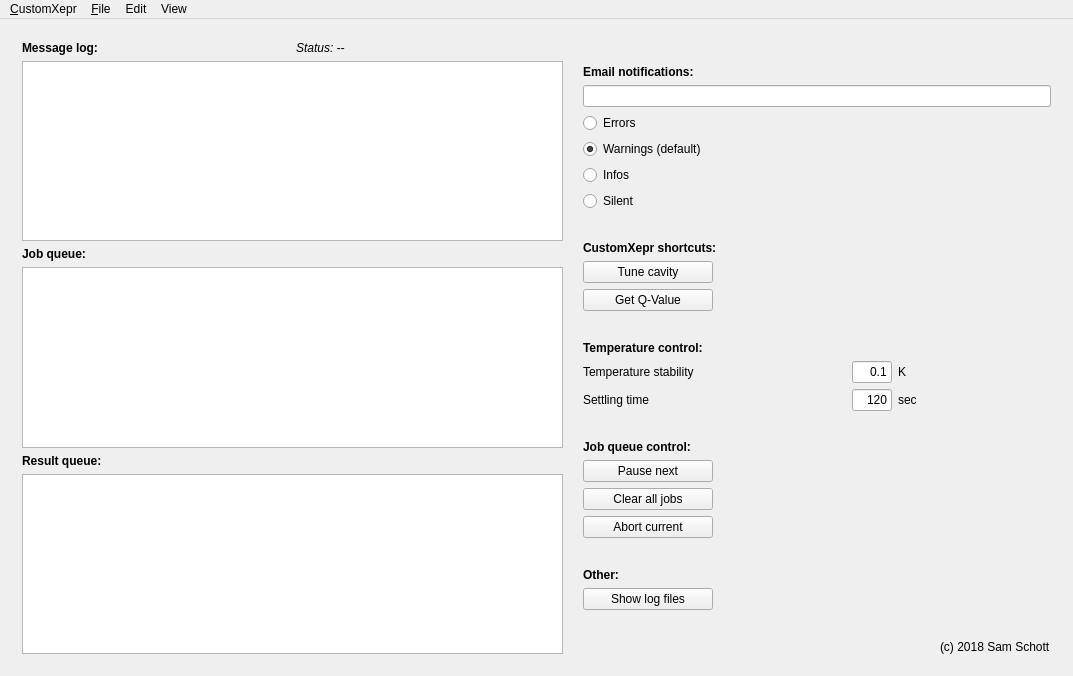
First picture: the form in xeprtools/customxepr_ui.ui, repository OE-FET/customxepr, before the edit.
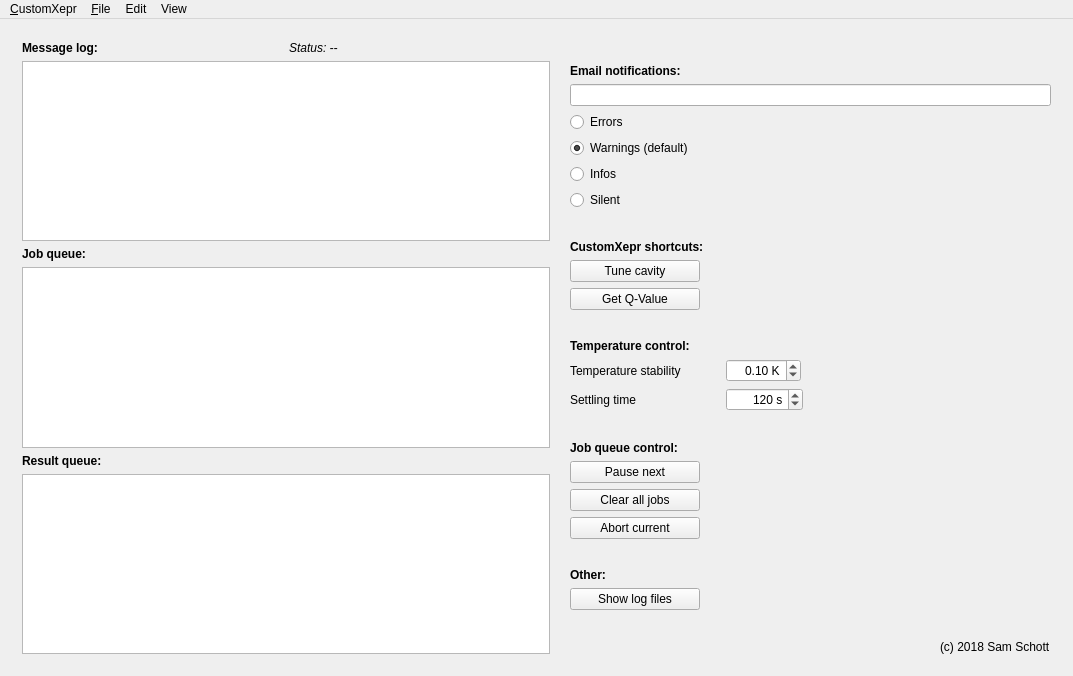
Second picture: the form after the edit.

Commit message: added alternate design

```diff
--- a/xeprtools/customxepr_ui.ui
+++ b/xeprtools/customxepr_ui.ui
@@ -167,12 +167,12 @@
        </layout>
       </widget>
       <widget class="QWidget" name="layoutWidget_2">
-       <layout class="QGridLayout" name="gridLayout_2" columnstretch="2,0,0">
+       <layout class="QGridLayout" name="gridLayout_2" columnstretch="2,0">
         <property name="leftMargin">
          <number>10</number>
         </property>
-        <item row="9" column="0" colspan="3" alignment="Qt::AlignLeft">
-         <widget class="QPushButton" name="tuneButton">
+        <item row="19" column="0" colspan="2" alignment="Qt::AlignLeft">
+         <widget class="QPushButton" name="abortButton">
           <property name="minimumSize">
            <size>
             <width>130</width>
@@ -180,117 +180,58 @@
            </size>
           </property>
           <property name="text">
-           <string>Tune cavity</string>
+           <string>Abort current</string>
           </property>
          </widget>
         </item>
-        <item row="13" column="1" alignment="Qt::AlignRight">
-         <widget class="QLineEdit" name="lineEditT_tolerance">
-          <property name="sizePolicy">
-           <sizepolicy hsizetype="Preferred" vsizetype="Fixed">
-            <horstretch>0</horstretch>
-            <verstretch>0</verstretch>
-           </sizepolicy>
+        <item row="20" column="0" colspan="2">
+         <spacer name="verticalSpacer_4">
+          <property name="orientation">
+           <enum>Qt::Vertical</enum>
           </property>
-          <property name="minimumSize">
+          <property name="sizeHint" stdset="0">
            <size>
-            <width>35</width>
-            <height>0</height>
+            <width>20</width>
+            <height>40</height>
            </size>
           </property>
-          <property name="maximumSize">
-           <size>
-            <width>40</width>
-            <height>16777215</height>
-           </size>
+         </spacer>
+        </item>
+        <item row="3" column="0" colspan="2">
+         <widget class="QRadioButton" name="radioButtonErrorMail">
+          <property name="text">
+           <string>Errors</string>
           </property>
-          <property name="baseSize">
+         </widget>
+        </item>
+        <item row="18" column="0" colspan="2" alignment="Qt::AlignLeft">
+         <widget class="QPushButton" name="clearButton">
+          <property name="minimumSize">
            <size>
-            <width>0</width>
+            <width>130</width>
             <height>0</height>
            </size>
           </property>
           <property name="text">
-           <string>0.1</string>
+           <string>Clear all jobs</string>
           </property>
-          <property name="alignment">
-           <set>Qt::AlignRight|Qt::AlignTrailing|Qt::AlignVCenter</set>
-          </property>
          </widget>
         </item>
-        <item row="2" column="0" colspan="3">
-         <widget class="QLineEdit" name="lineEditEmailList">
-          <property name="sizePolicy">
-           <sizepolicy hsizetype="Preferred" vsizetype="Fixed">
-            <horstretch>0</horstretch>
-            <verstretch>0</verstretch>
-           </sizepolicy>
-          </property>
-         </widget>
-        </item>
-        <item row="4" column="0" colspan="3">
-         <widget class="QRadioButton" name="radioButtonWarningMail">
+        <item row="6" column="0" colspan="2">
+         <widget class="QRadioButton" name="radioButtonNoMail">
           <property name="text">
-           <string>Warnings (default)</string>
+           <string>Silent</string>
           </property>
-          <property name="checked">
-           <bool>true</bool>
-          </property>
          </widget>
         </item>
-        <item row="7" column="0" colspan="3">
-         <spacer name="verticalSpacer_1">
-          <property name="orientation">
-           <enum>Qt::Vertical</enum>
-          </property>
-          <property name="sizeType">
-           <enum>QSizePolicy::Maximum</enum>
-          </property>
-          <property name="sizeHint" stdset="0">
-           <size>
-            <width>20</width>
-            <height>40</height>
-           </size>
-          </property>
-         </spacer>
-        </item>
-        <item row="14" column="0">
-         <widget class="QLabel" name="labelT_settling">
+        <item row="1" column="0" colspan="2">
+         <widget class="QLabel" name="labelEmailSettings">
           <property name="sizePolicy">
-           <sizepolicy hsizetype="Expanding" vsizetype="Preferred">
+           <sizepolicy hsizetype="Preferred" vsizetype="Preferred">
             <horstretch>0</horstretch>
             <verstretch>0</verstretch>
            </sizepolicy>
           </property>
-          <property name="maximumSize">
-           <size>
-            <width>100</width>
-            <height>16777215</height>
-           </size>
-          </property>
-          <property name="text">
-           <string>Settling time</string>
-          </property>
-         </widget>
-        </item>
-        <item row="0" column="0" colspan="3">
-         <spacer name="verticalSpacer_5">
-          <property name="orientation">
-           <enum>Qt::Vertical</enum>
-          </property>
-          <property name="sizeType">
-           <enum>QSizePolicy::Maximum</enum>
-          </property>
-          <property name="sizeHint" stdset="0">
-           <size>
-            <width>20</width>
-            <height>40</height>
-           </size>
-          </property>
-         </spacer>
-        </item>
-        <item row="12" column="0" colspan="3">
-         <widget class="QLabel" name="labelTempControl">
           <property name="font">
            <font>
             <weight>75</weight>
@@ -298,7 +239,14 @@
            </font>
           </property>
           <property name="text">
-           <string>Temperature control:</string>
+           <string>Email notifications:</string>
+          </property>
+         </widget>
+        </item>
+        <item row="5" column="0" colspan="2">
+         <widget class="QRadioButton" name="radioButtonInfoMail">
+          <property name="text">
+           <string>Infos</string>
           </property>
          </widget>
         </item>
@@ -327,28 +275,8 @@
           </property>
          </widget>
         </item>
-        <item row="5" column="0" colspan="3">
-         <widget class="QRadioButton" name="radioButtonInfoMail">
-          <property name="text">
-           <string>Infos</string>
-          </property>
-         </widget>
-        </item>
-        <item row="13" column="2" alignment="Qt::AlignLeft">
-         <widget class="QLabel" name="labelT_toleranceUnit">
-          <property name="text">
-           <string>K</string>
-          </property>
-         </widget>
-        </item>
-        <item row="1" column="0" colspan="3">
-         <widget class="QLabel" name="labelEmailSettings">
-          <property name="sizePolicy">
-           <sizepolicy hsizetype="Preferred" vsizetype="Preferred">
-            <horstretch>0</horstretch>
-            <verstretch>0</verstretch>
-           </sizepolicy>
-          </property>
+        <item row="12" column="0" colspan="2">
+         <widget class="QLabel" name="labelTempControl">
           <property name="font">
            <font>
             <weight>75</weight>
@@ -356,55 +284,53 @@
            </font>
           </property>
           <property name="text">
-           <string>Email notifications:</string>
+           <string>Temperature control:</string>
           </property>
          </widget>
         </item>
-        <item row="6" column="0" colspan="3">
-         <widget class="QRadioButton" name="radioButtonNoMail">
-          <property name="text">
-           <string>Silent</string>
+        <item row="0" column="0" colspan="2">
+         <spacer name="verticalSpacer_5">
+          <property name="orientation">
+           <enum>Qt::Vertical</enum>
           </property>
-         </widget>
-        </item>
-        <item row="18" column="0" colspan="3" alignment="Qt::AlignLeft">
-         <widget class="QPushButton" name="clearButton">
-          <property name="minimumSize">
+          <property name="sizeType">
+           <enum>QSizePolicy::Maximum</enum>
+          </property>
+          <property name="sizeHint" stdset="0">
            <size>
-            <width>130</width>
-            <height>0</height>
+            <width>20</width>
+            <height>40</height>
            </size>
           </property>
-          <property name="text">
-           <string>Clear all jobs</string>
-          </property>
-         </widget>
+         </spacer>
         </item>
-        <item row="3" column="0" colspan="3">
-         <widget class="QRadioButton" name="radioButtonErrorMail">
-          <property name="text">
-           <string>Errors</string>
+        <item row="14" column="0">
+         <widget class="QLabel" name="labelT_settling">
+          <property name="sizePolicy">
+           <sizepolicy hsizetype="Expanding" vsizetype="Preferred">
+            <horstretch>0</horstretch>
+            <verstretch>0</verstretch>
+           </sizepolicy>
           </property>
-         </widget>
-        </item>
-        <item row="19" column="0" colspan="3" alignment="Qt::AlignLeft">
-         <widget class="QPushButton" name="abortButton">
-          <property name="minimumSize">
+          <property name="maximumSize">
            <size>
-            <width>130</width>
-            <height>0</height>
+            <width>100</width>
+            <height>16777215</height>
            </size>
           </property>
           <property name="text">
-           <string>Abort current</string>
+           <string>Settling time</string>
           </property>
          </widget>
         </item>
-        <item row="20" column="0" colspan="3">
-         <spacer name="verticalSpacer_4">
+        <item row="7" column="0" colspan="2">
+         <spacer name="verticalSpacer_1">
           <property name="orientation">
            <enum>Qt::Vertical</enum>
           </property>
+          <property name="sizeType">
+           <enum>QSizePolicy::Maximum</enum>
+          </property>
           <property name="sizeHint" stdset="0">
            <size>
             <width>20</width>
@@ -413,7 +339,40 @@
           </property>
          </spacer>
         </item>
-        <item row="15" column="0" colspan="3">
+        <item row="4" column="0" colspan="2">
+         <widget class="QRadioButton" name="radioButtonWarningMail">
+          <property name="text">
+           <string>Warnings (default)</string>
+          </property>
+          <property name="checked">
+           <bool>true</bool>
+          </property>
+         </widget>
+        </item>
+        <item row="2" column="0" colspan="2">
+         <widget class="QLineEdit" name="lineEditEmailList">
+          <property name="sizePolicy">
+           <sizepolicy hsizetype="Preferred" vsizetype="Fixed">
+            <horstretch>0</horstretch>
+            <verstretch>0</verstretch>
+           </sizepolicy>
+          </property>
+         </widget>
+        </item>
+        <item row="9" column="0" colspan="2" alignment="Qt::AlignLeft">
+         <widget class="QPushButton" name="tuneButton">
+          <property name="minimumSize">
+           <size>
+            <width>130</width>
+            <height>0</height>
+           </size>
+          </property>
+          <property name="text">
+           <string>Tune cavity</string>
+          </property>
+         </widget>
+        </item>
+        <item row="15" column="0" colspan="2">
          <spacer name="verticalSpacer_2">
           <property name="orientation">
            <enum>Qt::Vertical</enum>
@@ -429,45 +388,36 @@
           </property>
          </spacer>
         </item>
-        <item row="14" column="1" alignment="Qt::AlignRight">
-         <widget class="QLineEdit" name="lineEditT_settling">
-          <property name="sizePolicy">
-           <sizepolicy hsizetype="Preferred" vsizetype="Fixed">
-            <horstretch>0</horstretch>
-            <verstretch>0</verstretch>
-           </sizepolicy>
-          </property>
-          <property name="minimumSize">
-           <size>
-            <width>35</width>
-            <height>0</height>
-           </size>
-          </property>
+        <item row="14" column="1" alignment="Qt::AlignLeft">
+         <widget class="QDoubleSpinBox" name="lineEditT_settling">
           <property name="maximumSize">
            <size>
-            <width>40</width>
+            <width>80</width>
             <height>16777215</height>
            </size>
           </property>
-          <property name="font">
-           <font>
-            <weight>50</weight>
-            <bold>false</bold>
-           </font>
-          </property>
-          <property name="layoutDirection">
-           <enum>Qt::LeftToRight</enum>
-          </property>
-          <property name="text">
-           <string>120</string>
-          </property>
           <property name="alignment">
            <set>Qt::AlignRight|Qt::AlignTrailing|Qt::AlignVCenter</set>
           </property>
+          <property name="suffix">
+           <string> s</string>
+          </property>
+          <property name="decimals">
+           <number>0</number>
+          </property>
+          <property name="maximum">
+           <double>999999.000000000000000</double>
+          </property>
+          <property name="singleStep">
+           <double>10.000000000000000</double>
+          </property>
+          <property name="value">
+           <double>120.000000000000000</double>
+          </property>
          </widget>
         </item>
-        <item row="23" column="0" colspan="3">
-         <spacer name="verticalSpacer_3">
+        <item row="11" column="0" colspan="2">
+         <spacer name="verticalSpacer_6">
           <property name="orientation">
            <enum>Qt::Vertical</enum>
           </property>
@@ -479,40 +429,20 @@
           </property>
          </spacer>
         </item>
-        <item row="21" column="0" colspan="3">
-         <widget class="QLabel" name="labelOther">
-          <property name="font">
-           <font>
-            <weight>75</weight>
-            <bold>true</bold>
-           </font>
+        <item row="10" column="0" colspan="2" alignment="Qt::AlignLeft">
+         <widget class="QPushButton" name="qValueButton">
+          <property name="minimumSize">
+           <size>
+            <width>130</width>
+            <height>0</height>
+           </size>
           </property>
           <property name="text">
-           <string>Other:</string>
+           <string>Get Q-Value</string>
           </property>
          </widget>
         </item>
-        <item row="16" column="0" colspan="3">
-         <widget class="QLabel" name="labelJobQControl">
-          <property name="font">
-           <font>
-            <weight>75</weight>
-            <bold>true</bold>
-           </font>
-          </property>
-          <property name="text">
-           <string>Job queue control:</string>
-          </property>
-         </widget>
-        </item>
-        <item row="14" column="2" alignment="Qt::AlignLeft">
-         <widget class="QLabel" name="labelT_settlingUnit">
-          <property name="text">
-           <string>sec</string>
-          </property>
-         </widget>
-        </item>
-        <item row="17" column="0" colspan="3" alignment="Qt::AlignLeft">
+        <item row="17" column="0" colspan="2" alignment="Qt::AlignLeft">
          <widget class="QPushButton" name="pauseButton">
           <property name="minimumSize">
            <size>
@@ -525,7 +455,27 @@
           </property>
          </widget>
         </item>
-        <item row="22" column="0" colspan="3" alignment="Qt::AlignLeft">
+        <item row="24" column="0" colspan="2" alignment="Qt::AlignRight">
+         <widget class="QLabel" name="labelCopyRight">
+          <property name="text">
+           <string>(c) 2018 Sam Schott</string>
+          </property>
+         </widget>
+        </item>
+        <item row="23" column="0" colspan="2">
+         <spacer name="verticalSpacer_3">
+          <property name="orientation">
+           <enum>Qt::Vertical</enum>
+          </property>
+          <property name="sizeHint" stdset="0">
+           <size>
+            <width>20</width>
+            <height>40</height>
+           </size>
+          </property>
+         </spacer>
+        </item>
+        <item row="22" column="0" colspan="2" alignment="Qt::AlignLeft">
          <widget class="QPushButton" name="pushButtonLogFiles">
           <property name="sizePolicy">
            <sizepolicy hsizetype="Minimum" vsizetype="Fixed">
@@ -544,27 +494,33 @@
           </property>
          </widget>
         </item>
-        <item row="24" column="0" colspan="3" alignment="Qt::AlignRight">
-         <widget class="QLabel" name="labelCopyRight">
+        <item row="21" column="0" colspan="2">
+         <widget class="QLabel" name="labelOther">
+          <property name="font">
+           <font>
+            <weight>75</weight>
+            <bold>true</bold>
+           </font>
+          </property>
           <property name="text">
-           <string>(c) 2018 Sam Schott</string>
+           <string>Other:</string>
           </property>
          </widget>
         </item>
-        <item row="10" column="0" colspan="3" alignment="Qt::AlignLeft">
-         <widget class="QPushButton" name="qValueButton">
-          <property name="minimumSize">
-           <size>
-            <width>130</width>
-            <height>0</height>
-           </size>
+        <item row="16" column="0" colspan="2">
+         <widget class="QLabel" name="labelJobQControl">
+          <property name="font">
+           <font>
+            <weight>75</weight>
+            <bold>true</bold>
+           </font>
           </property>
           <property name="text">
-           <string>Get Q-Value</string>
+           <string>Job queue control:</string>
           </property>
          </widget>
         </item>
-        <item row="8" column="0" colspan="3">
+        <item row="8" column="0" colspan="2">
          <widget class="QLabel" name="labelCustomXeprControl">
           <property name="font">
            <font>
@@ -577,18 +533,30 @@
           </property>
          </widget>
         </item>
-        <item row="11" column="0" colspan="3">
-         <spacer name="verticalSpacer_6">
-          <property name="orientation">
-           <enum>Qt::Vertical</enum>
-          </property>
-          <property name="sizeHint" stdset="0">
+        <item row="13" column="1" alignment="Qt::AlignLeft">
+         <widget class="QDoubleSpinBox" name="lineEditT_tolerance">
+          <property name="maximumSize">
            <size>
-            <width>20</width>
-            <height>40</height>
+            <width>80</width>
+            <height>16777215</height>
            </size>
           </property>
-         </spacer>
+          <property name="alignment">
+           <set>Qt::AlignRight|Qt::AlignTrailing|Qt::AlignVCenter</set>
+          </property>
+          <property name="suffix">
+           <string> K</string>
+          </property>
+          <property name="maximum">
+           <double>100.000000000000000</double>
+          </property>
+          <property name="singleStep">
+           <double>0.100000000000000</double>
+          </property>
+          <property name="value">
+           <double>0.100000000000000</double>
+          </property>
+         </widget>
         </item>
        </layout>
       </widget>
```
Left out of the diff: 12 changed lines with no effect on the pictures. The commit also changes 4 other files.
